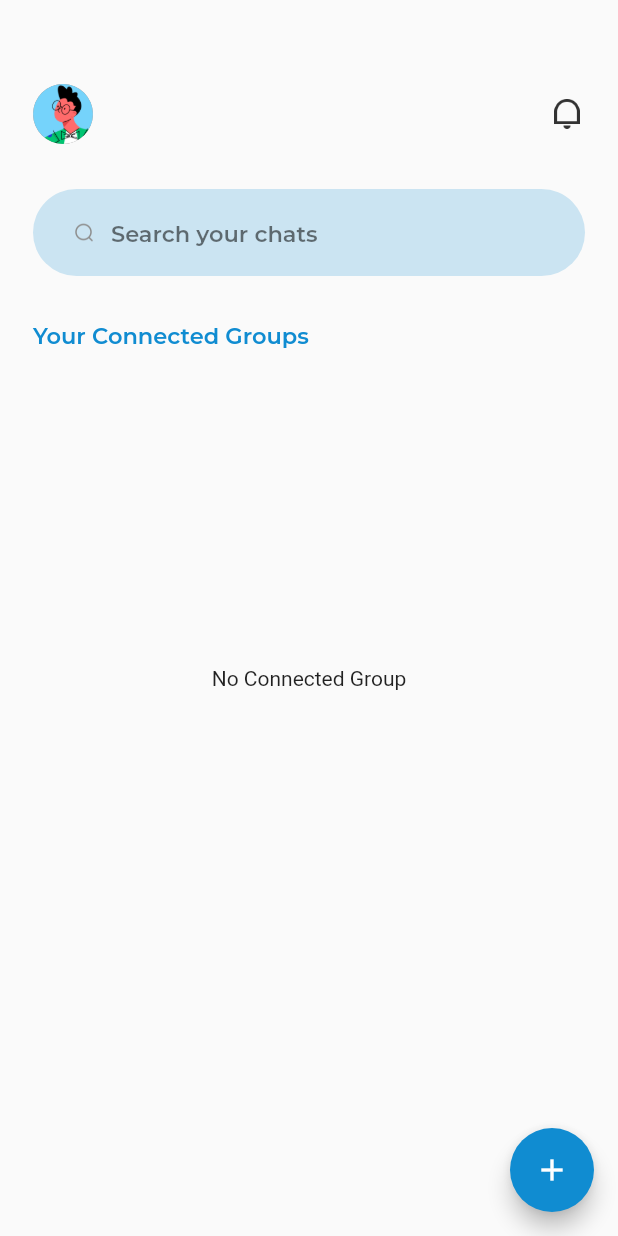
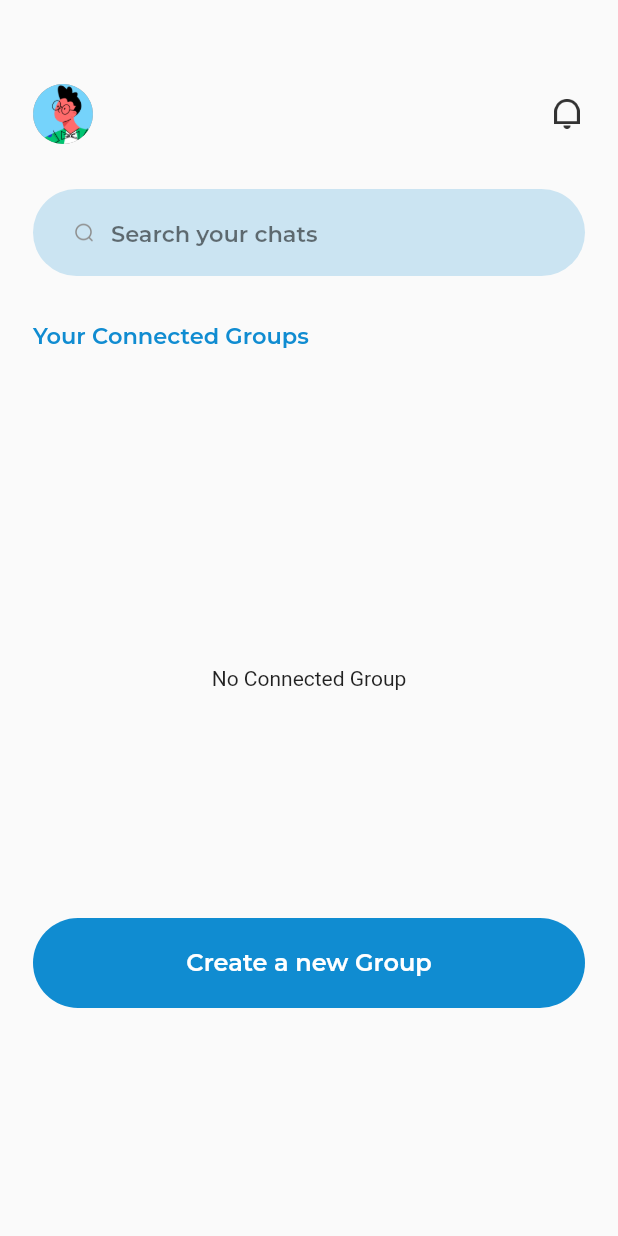
Before and after one commit to Muneebahmadno1/huistaak_app, a Flutter app: the ConnectedGroupScreen screen opened directly, on a phone screen of 412 x 824 dp. Run offline on Flutter 3.47's test engine with Material 2 defaults, Android fonts, the phone set to English and light mode, and no system bars; drawn by our look-alikes of delayed_display, showcaseview, zoom_tap_animation; our stand-ins replace cached_network_image, cloud_firestore, dotted_border, dropdown_button2, firebase_auth, firebase_core and 16 more; missing offline and left inert: avatar_stack; accounts and stored records are empty.

Commit message:
24/11/2023

```diff
--- a/lib/constants/custom_validators.dart
+++ b/lib/constants/custom_validators.dart
@@ -22,7 +22,7 @@ class CustomValidator {
   static String? password(String? value) {
     if (value!.isEmpty) {
       return ' Password is required';
-    } else if (value.length < 6) {
+    } else if (value.length < 7) {
       return ' Password should be greater than 6 digits';
     }
     return null;
@@ -39,7 +39,7 @@ class CustomValidator {
   static String? confirmPassword(String? value, String oldPassword) {
     if (value!.isEmpty) {
       return ' Confirm Password is required';
-    } else if (value.length < 6) {
+    } else if (value.length < 7) {
       return ' Password should be greater than 6 digits';
     } else if (value != oldPassword) {
       return ' Confirm Password is not matched';
--- a/lib/main.dart
+++ b/lib/main.dart
@@ -27,6 +27,7 @@ Future<void> _firebaseMessagingBackgroundHandler(RemoteMessage message) async {
   FirebaseMessaging.onMessageOpenedApp.listen((_handleMessage));
   print("message");
   print(message);
+  Get.offAll(const Notifications());
 }
 
 void _handleMessage(RemoteMessage message) {
--- a/lib/views/home/connected_groups.dart
+++ b/lib/views/home/connected_groups.dart
@@ -5,7 +5,6 @@ import 'package:get/get.dart';
 import 'package:huistaak/views/home/connect_new_group.dart';
 import 'package:huistaak/views/home/widgets/connected_group_widget.dart';
 import 'package:huistaak/views/notification/notifications.dart';
-import 'package:huistaak/widgets/show_case_widget.dart';
 import 'package:showcaseview/showcaseview.dart';
 import 'package:sizer/sizer.dart';
 import 'package:zoom_tap_animation/zoom_tap_animation.dart';
@@ -14,6 +13,7 @@ import '../../constants/app_images.dart';
 import '../../constants/global_variables.dart';
 import '../../controllers/data_controller.dart';
 import '../../controllers/notification_controller.dart';
+import '../../widgets/custom_widgets.dart';
 import '../../widgets/text_form_fields.dart';
 
 class ConnectedGroupScreen extends StatefulWidget {
@@ -28,7 +28,7 @@ class _ConnectedGroupScreenState extends State<ConnectedGroupScreen> {
   // final GlobalKey globalKeyFour = GlobalKey();
   TextEditingController searchController = TextEditingController();
   bool isUnreadNotificationPresent = false;
-  bool firstTime = true;
+  bool firstTime = false;
   final HomeController _dataController = Get.find<HomeController>();
   final NotificationController _notiController =
       Get.find<NotificationController>();
@@ -247,51 +247,52 @@ class _ConnectedGroupScreenState extends State<ConnectedGroupScreen> {
                             },
                           ),
                         ),
-                  // _dataController.chatUsers.isEmpty
-                  //     ? Expanded(child: SizedBox())
-                  //     : SizedBox.shrink(),
-                  // _dataController.chatUsers.isEmpty
-                  //     ? ShowCaseView(
-                  //         globalKey: globalKeyOne,
-                  //         title: 'Create or Join group',
-                  //         description:
-                  //             'Create or Join group by clicking this button.',
-                  //         child: DelayedDisplay(
-                  //           delay: Duration(milliseconds: 600),
-                  //           slidingBeginOffset: Offset(0, 0),
-                  //           child: CustomButton(
-                  //             onTap: () {
-                  //               Get.to(() => ConnectNewGroup());
-                  //             },
-                  //             buttonText: "Create a new Group",
-                  //           ),
-                  //         ),
-                  //       )
-                  //     : SizedBox.shrink(),
-                  // _dataController.chatUsers.isEmpty
-                  //     ? Expanded(child: SizedBox())
-                  //     : SizedBox.shrink(),
+                  _dataController.chatUsers.isEmpty
+                      ? Expanded(child: SizedBox())
+                      : SizedBox.shrink(),
+                  _dataController.chatUsers.isEmpty
+                      ? Showcase(
+                          // targetShapeBorder: RoundedRectangleBorder(
+                          //     borderRadius: BorderRadius.circular(50)),
+                          key: globalKeyOne,
+                          title: 'Create or Join group',
+                          description:
+                              'Create or Join group by clicking this button.',
+                          child: DelayedDisplay(
+                            delay: Duration(milliseconds: 600),
+                            slidingBeginOffset: Offset(0, 0),
+                            child: CustomButton(
+                              onTap: () {
+                                Get.to(() => ConnectNewGroup());
+                              },
+                              buttonText: "Create a new Group",
+                            ),
+                          ))
+                      : SizedBox.shrink(),
+                  _dataController.chatUsers.isEmpty
+                      ? Expanded(child: SizedBox())
+                      : SizedBox.shrink(),
                 ],
               ),
             ),
       floatingActionButton: isLoading
           ? null
-          :
-          // _dataController.chatUsers.isEmpty
-          //         ? null
-          //         :
-          ShowCaseView(
-              globalKey: globalKeyOne,
-              title: 'Create or Join group',
-              description: 'Create or Join group by clicking this button.',
-              child: FloatingActionButton(
+          : _dataController.chatUsers.isEmpty
+              ? null:
+              // : Showcase(
+              //     // targetShapeBorder: CircleBorder(),
+              //     title: 'Create or Join group',
+              //     description: 'Create or Join group by clicking this button.',
+              //     key: globalKeyOne,
+              //     child:
+                  FloatingActionButton(
                     backgroundColor: AppColors.buttonColor,
                     onPressed: () {
                       Get.to(() => ConnectNewGroup());
                     },
                     child: Icon(Icons.add),
                   ),
-            ),
+                // ),
     );
   }
 }
--- a/lib/views/notification/notifications.dart
+++ b/lib/views/notification/notifications.dart
@@ -106,7 +106,7 @@ class _NotificationsState extends State<Notifications> {
                                   endActionPane: ActionPane(
                                     // A motion is a widget used to control how the pane animates.
                                     motion: ScrollMotion(),
-
+                                    dragDismissible: false,
                                     // A pane can dismiss the Slidable.
                                     dismissible:
                                         DismissiblePane(onDismissed: () async {
@@ -169,7 +169,7 @@ class _NotificationsState extends State<Notifications> {
                                             padding: const EdgeInsets.symmetric(
                                                 horizontal: 14, vertical: 10),
                                             width: double.infinity,
-                                            height: 80,
+                                            height: 13.h,
                                             color: Colors.white12,
                                             child: Row(
                                               children: [
@@ -193,7 +193,7 @@ class _NotificationsState extends State<Notifications> {
                                                                   maxWidth:
                                                                       84.w,
                                                                   maxHeight:
-                                                                      40),
+                                                                      8.h),
                                                           child: Align(
                                                             alignment: Alignment
                                                                 .centerLeft,
--- a/lib/views/profile/change_password.dart
+++ b/lib/views/profile/change_password.dart
@@ -223,7 +223,6 @@ class _ChangePasswordState extends State<ChangePassword> {
                                 passwordEditingController.text,
                                 confirmPasswordEditingController.text);
                           }
-                          ;
                           setState(() {});
                           // Get.offAll(() => CustomBottomNavBar());
                         },
--- a/lib/views/profile/edit_profile.dart
+++ b/lib/views/profile/edit_profile.dart
@@ -203,9 +203,10 @@ class _EditProfileState extends State<EditProfile> {
                       SizedBox(
                         height: 10,
                       ),
-                      CustomTextField(
+                      AuthTextField(
+                        isNumber: true,
                         controller: postalCodeController,
-                        validator: (value) => CustomValidator.isEmpty(value),
+                        validator: (value) => CustomValidator.postalCode(value),
                         hintText: "Postal Code",
                       ),
                     ],
--- a/lib/views/profile/profile_screen.dart
+++ b/lib/views/profile/profile_screen.dart
@@ -10,6 +10,7 @@ import 'package:sizer/sizer.dart';
 
 import '../../constants/app_images.dart';
 import '../../constants/global_variables.dart';
+import '../../controllers/auth_controller.dart';
 import '../../helper/page_navigation.dart';
 import '../auth/login_screen.dart';
 
@@ -22,7 +23,7 @@ class ProfileScreen extends StatefulWidget {
 
 class _ProfileScreenState extends State<ProfileScreen> {
   int totalPoints = 0;
-
+  final AuthController _authController = Get.find<AuthController>();
   getData() {
     if (userData.points.isNotEmpty) {
       // Calculate the sum of 'point' variables for the desired 'GroupID'
@@ -250,6 +251,7 @@ class _ProfileScreenState extends State<ProfileScreen> {
                     slidingBeginOffset: Offset(0, 0),
                     child: CustomCard(
                       onTap: () {
+                        _authController.clearFcm();
                         setUserLoggedIn(false);
                         FirebaseAuth.instance.signOut();
                         PageTransition.pageProperNavigation(
```
Also changed, not shown: lib/controllers/auth_controller.dart (+11 -6 lines), lib/views/home/group/create_new_group_task.dart (+116 -28 lines), lib/views/home/group_detail.dart (+5 -4 lines). Lines whose indentation alone changed are shown as unchanged.
